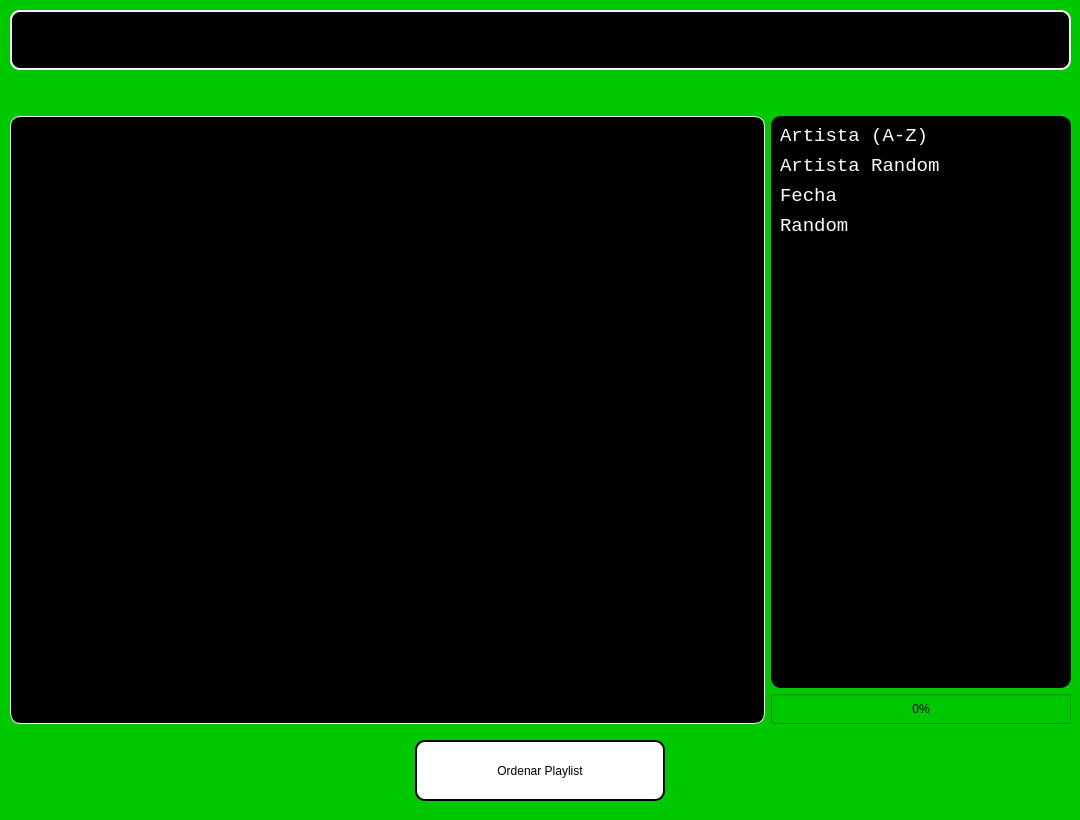
This is frontend/ventana_ordenadas3.ui in iangrosssan/Sorter-Spotify as Qt 5 draws it before an edit. The edited form follows.
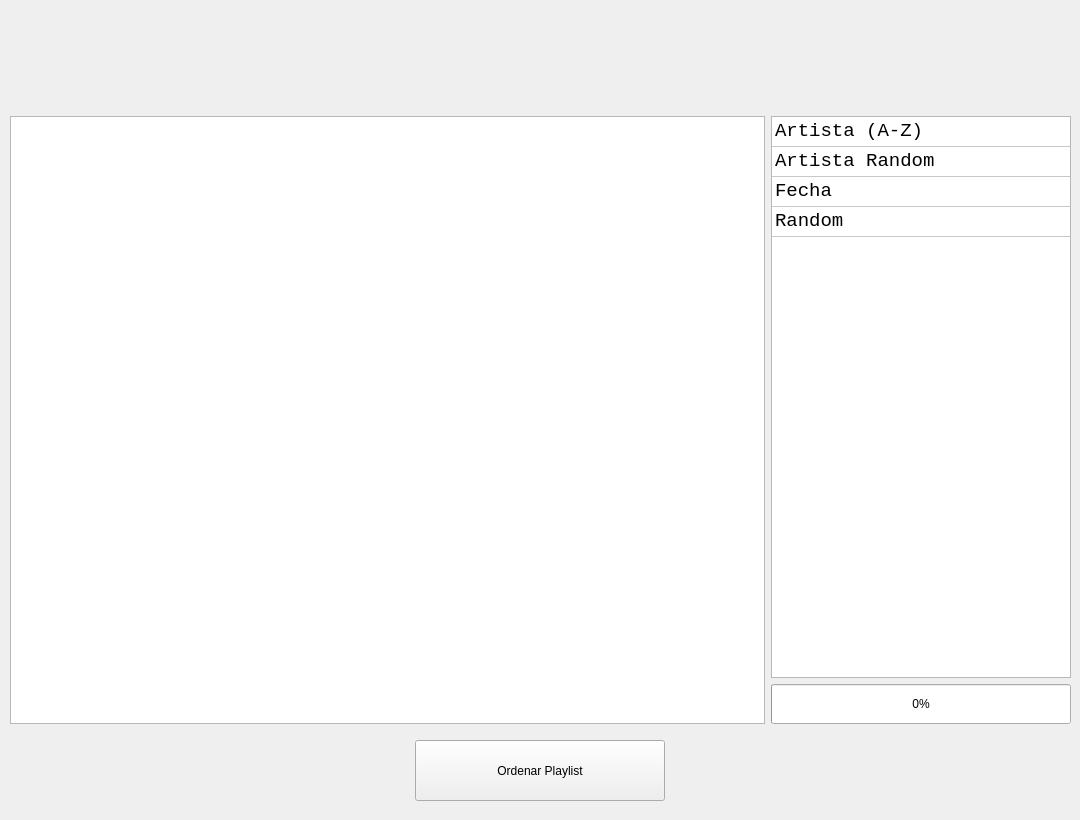
This is the edited form.

```diff
--- a/frontend/ventana_ordenadas3.ui
+++ b/frontend/ventana_ordenadas3.ui
@@ -13,9 +13,6 @@
   <property name="windowTitle">
    <string>Spotify Sorter</string>
   </property>
-  <property name="styleSheet">
-   <string notr="true">background-color: rgb(0, 200, 0);</string>
-  </property>
   <widget class="QWidget" name="verticalLayoutWidget">
    <property name="geometry">
     <rect>
@@ -52,12 +49,7 @@
          </size>
         </property>
         <property name="styleSheet">
-         <string notr="true">font: 28pt &quot;Consolas&quot;;
-background-color: rgb(0, 0, 0);
-color: rgb(0, 200, 0);
-border: 2px solid white;
-border-radius: 10px;
-border-style: outset;</string>
+         <string notr="true"/>
         </property>
         <property name="text">
          <string/>
@@ -98,14 +90,7 @@
            </size>
           </property>
           <property name="styleSheet">
-           <string notr="true">background-color: rgb(0, 0, 0);
-color: rgb(0, 200, 0);
-border-radius: 10px;
-border-style: outset;
-padding: 5px;
-border: 1px solid white;
-font: 16pt &quot;Consolas&quot;;
-</string>
+           <string notr="true"/>
           </property>
           <property name="editTriggers">
            <set>QAbstractItemView::DoubleClicked</set>
@@ -164,14 +149,7 @@
              <cursorShape>PointingHandCursor</cursorShape>
             </property>
             <property name="styleSheet">
-             <string notr="true">color: rgb(255, 255, 255);
-background-color: rgb(0, 0, 0);
-font: 14pt &quot;Consolas&quot;;
-border-radius: 10px;
-border-style: outset;
-padding: 5px;
-border: 1px solid black;
-</string>
+             <string notr="true"/>
             </property>
             <property name="horizontalScrollBarPolicy">
              <enum>Qt::ScrollBarAlwaysOff</enum>
@@ -198,7 +176,7 @@
              <bool>false</bool>
             </attribute>
             <attribute name="horizontalHeaderDefaultSectionSize">
-             <number>200</number>
+             <number>300</number>
             </attribute>
             <attribute name="verticalHeaderVisible">
              <bool>false</bool>
@@ -270,7 +248,7 @@
             <property name="minimumSize">
              <size>
               <width>200</width>
-              <height>30</height>
+              <height>40</height>
              </size>
             </property>
             <property name="maximumSize">
@@ -331,15 +309,7 @@
            <cursorShape>PointingHandCursor</cursorShape>
           </property>
           <property name="styleSheet">
-           <string notr="true">color: rgb(0, 0, 0);
-background-color: rgb(255, 255, 255);
-font: 14pt &quot;Consolas&quot;;
-border: 2px solid white;
-border-radius: 10px;
-border-style: outset;
-padding: 5px;
-border: 2px solid black;
-</string>
+           <string notr="true"/>
           </property>
           <property name="text">
            <string>Ordenar Playlist</string>
```
